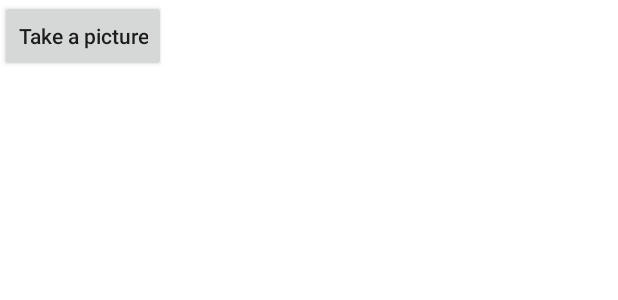
After one commit to t-fleury/AndroidImageProject, an Android app: the layout activity_reception.xml on its own in the app's theme, with its tools: preview values and no code run, on a phone screen of 412 x 824 dp. The commit adds this screen. Shown: the top 300 px of the screen. Run offline under Robolectric (Android 15) with nearby library versions, the phone set to English and light mode, and no system bars.

Commit message:
ADD reception

```diff
--- a/ProjectImage/app/build.gradle
+++ b/ProjectImage/app/build.gradle
@@ -25,5 +25,6 @@ dependencies {
         exclude group: 'com.android.support', module: 'support-annotations'
     })
     compile 'com.android.support:appcompat-v7:24.2.1'
+    compile 'com.android.support:support-v4:24.2.1'
     testCompile 'junit:junit:4.12'
 }
--- a/ProjectImage/app/src/main/res/layout/activity_main.xml
+++ b/ProjectImage/app/src/main/res/layout/activity_main.xml
@@ -10,8 +10,4 @@
     android:paddingTop="@dimen/activity_vertical_margin"
     tools:context="com.project.img.projectimage.MainActivity">
 
-    <TextView
-        android:layout_width="wrap_content"
-        android:layout_height="wrap_content"
-        android:text="Hello World!" />
 </RelativeLayout>
--- /dev/null
+++ b/ProjectImage/app/src/main/res/layout/activity_reception.xml
@@ -0,0 +1,46 @@
+<FrameLayout xmlns:android="http://schemas.android.com/apk/res/android"
+    xmlns:tools="http://schemas.android.com/tools"
+    android:layout_width="match_parent"
+    android:layout_height="match_parent"
+    android:background="#ffffff"
+    tools:context="com.project.img.projectimage.ReceptionActivity">
+
+    <!-- The primary full-screen view. This can be replaced with whatever view
+         is needed to present your content, e.g. VideoView, SurfaceView,
+         TextureView, etc. -->
+    <TextView
+        android:id="@+id/fullscreen_content"
+        android:layout_width="match_parent"
+        android:layout_height="match_parent"
+        android:gravity="center"
+        android:keepScreenOn="true" />
+
+    <!-- This FrameLayout insets its children based on system windows using
+         android:fitsSystemWindows. -->
+    <FrameLayout
+        android:layout_width="match_parent"
+        android:layout_height="match_parent"
+        android:fitsSystemWindows="true">
+
+        <LinearLayout
+            android:id="@+id/fullscreen_content_controls"
+            style="?metaButtonBarStyle"
+            android:layout_width="match_parent"
+            android:layout_height="wrap_content"
+            android:layout_gravity="bottom|center_horizontal"
+            android:orientation="horizontal"
+            tools:ignore="UselessParent">
+
+        </LinearLayout>
+
+        <Button
+            android:text="@string/take"
+            android:layout_width="wrap_content"
+            android:layout_height="wrap_content"
+            android:id="@+id/button"
+            android:textAlignment="center"
+            android:textAllCaps="false" />
+
+    </FrameLayout>
+
+</FrameLayout>
--- a/ProjectImage/app/src/main/res/values/colors.xml
+++ b/ProjectImage/app/src/main/res/values/colors.xml
@@ -3,4 +3,6 @@
     <color name="colorPrimary">#3F51B5</color>
     <color name="colorPrimaryDark">#303F9F</color>
     <color name="colorAccent">#FF4081</color>
+
+    <color name="black_overlay">#66000000</color>
 </resources>
--- a/ProjectImage/app/src/main/res/values/styles.xml
+++ b/ProjectImage/app/src/main/res/values/styles.xml
@@ -8,4 +8,16 @@
         <item name="colorAccent">@color/colorAccent</item>
     </style>
 
+    <style name="FullscreenTheme" parent="AppTheme">
+        <item name="android:actionBarStyle">@style/FullscreenActionBarStyle</item>
+        <item name="android:windowActionBarOverlay">true</item>
+        <item name="android:windowBackground">@null</item>
+        <item name="metaButtonBarStyle">?android:attr/buttonBarStyle</item>
+        <item name="metaButtonBarButtonStyle">?android:attr/buttonBarButtonStyle</item>
+    </style>
+
+    <style name="FullscreenActionBarStyle" parent="Widget.AppCompat.ActionBar">
+        <item name="android:background">@color/black_overlay</item>
+    </style>
+
 </resources>
```
Also changed, not shown: ProjectImage/app/src/main/AndroidManifest.xml (+6 -1 lines), ProjectImage/app/src/main/java/com/project/img/projectimage/ReceptionActivity.java (added, +162 -0 lines), ProjectImage/app/src/main/res/values/attrs.xml (added, +12 -0 lines), ProjectImage/app/src/main/res/values/strings.xml (+6 -1 lines), 1 other file.
